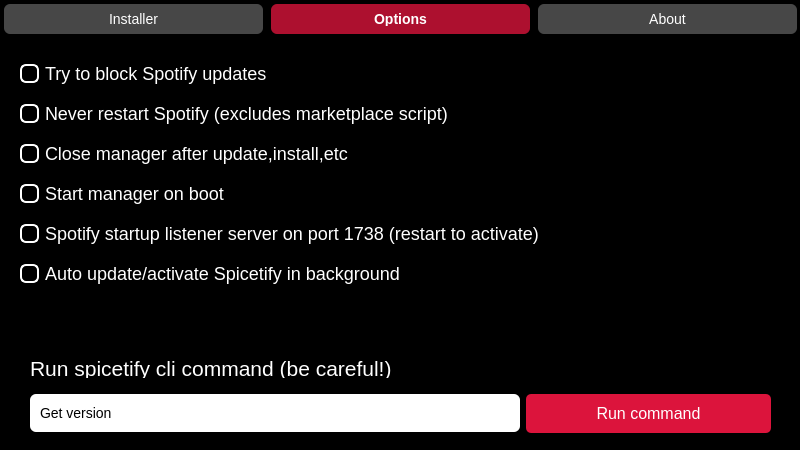
Qt form res/manager.ui (Protonosgit/Spicetify_Installer) before a commit.
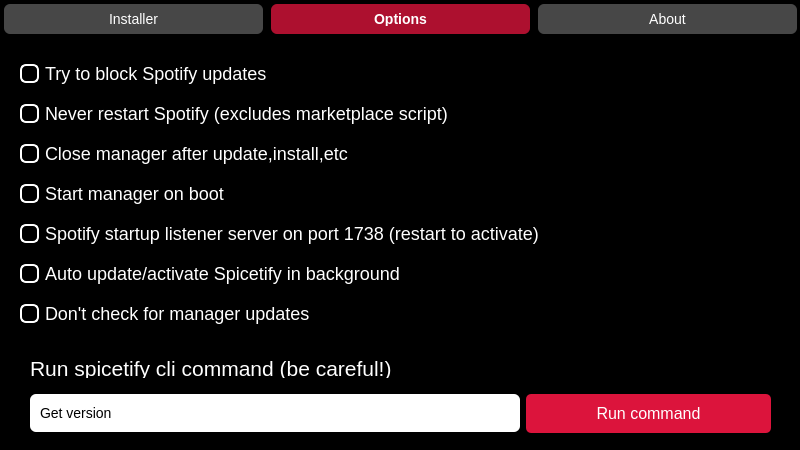
The same form after that commit. The open tabs and pages were chosen to show the change. Icons and pictures are not drawn.

Commit message: Added option to ignore manager updates

Patch:
```diff
--- a/res/manager.ui
+++ b/res/manager.ui
@@ -711,6 +711,33 @@
        </size>
       </property>
      </widget>
+     <widget class="QCheckBox" name="check_denymanagerupdate">
+      <property name="enabled">
+       <bool>true</bool>
+      </property>
+      <property name="geometry">
+       <rect>
+        <x>20</x>
+        <y>260</y>
+        <width>571</width>
+        <height>31</height>
+       </rect>
+      </property>
+      <property name="styleSheet">
+       <string notr="true">QCheckBox:!enabled{
+	color: rgba(255, 255, 255, 120);
+}</string>
+      </property>
+      <property name="text">
+       <string>Don't check for manager updates</string>
+      </property>
+      <property name="iconSize">
+       <size>
+        <width>50</width>
+        <height>50</height>
+       </size>
+      </property>
+     </widget>
     </widget>
     <widget class="QWidget" name="tab_3">
      <attribute name="icon">
```
The commit also changes 2 other files.
